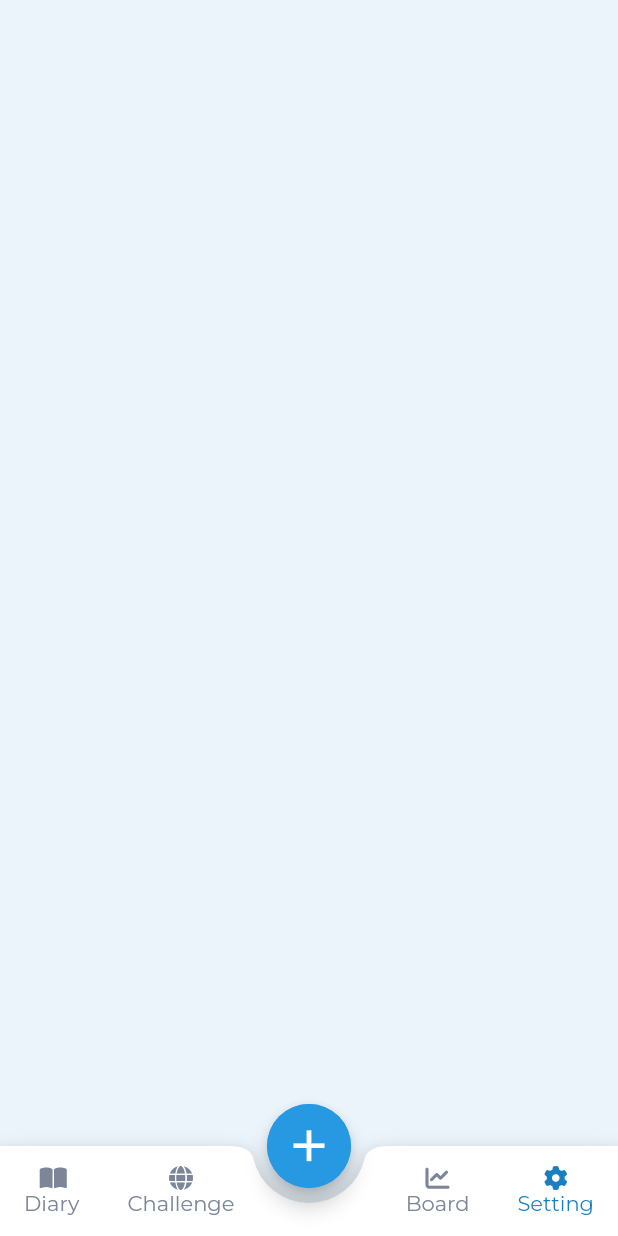
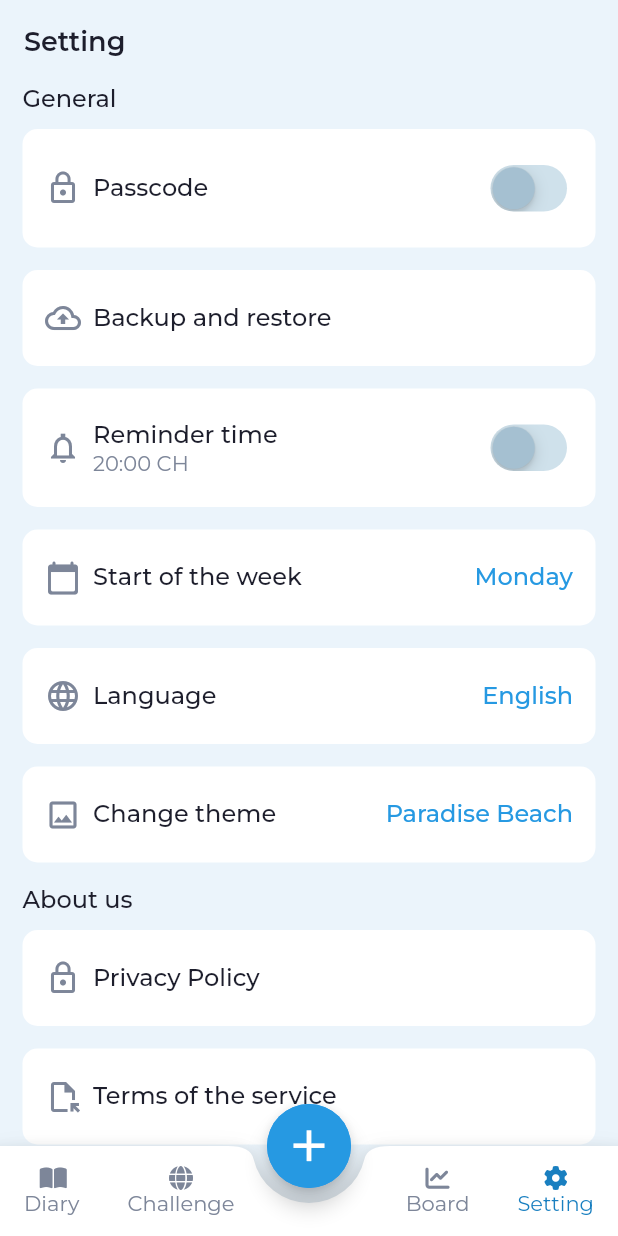
Before and after one commit to hungmai2411/diary_app, a Flutter app: the screen it shows after launch, item 4 of the bottom bar chosen, on a phone screen of 412 x 824 dp. Run offline on Flutter 3.47's test engine with Material 2 defaults, Android fonts, the phone set to English and light mode, and no system bars; our stand-ins replace dotted_border, font_awesome_flutter, hive_flutter, image_picker, table_calendar; missing offline and left inert: record; accounts and stored records are empty.

Commit message:
setting screen

```diff
--- a/lib/constants/app_colors.dart
+++ b/lib/constants/app_colors.dart
@@ -5,6 +5,10 @@ class AppColors {
   static Color backgroundColor = const Color(0xFFEBF4FB);
   static Color todayColor = const Color(0xFF5EC0FE);
   static Color selectedColor = const Color(0xFF2699E2);
+  static Color trackSelectedColor = const Color(0xFFA7DDFF);
+  static Color trackUnSelectedColor = const Color(0xFFCFE1EB);
+  static Color thumUnSelectedColor = const Color(0xFFA5C0D1);
+
   static const Color textPrimaryColor = Color(0xFF1D1E2C);
   static const Color textSecondaryColor = Color(0xFF4E687A);
 
--- /dev/null
+++ b/lib/features/setting/screens/setting_screen.dart
@@ -0,0 +1,262 @@
+import 'package:diary_app/constants/app_colors.dart';
+import 'package:diary_app/constants/app_styles.dart';
+import 'package:diary_app/widgets/box.dart';
+import 'package:flutter/cupertino.dart';
+import 'package:flutter/material.dart';
+import 'package:flutter/src/widgets/framework.dart';
+import 'package:flutter/src/widgets/placeholder.dart';
+import 'package:font_awesome_flutter/font_awesome_flutter.dart';
+
+class SettingScreen extends StatefulWidget {
+  const SettingScreen({super.key});
+
+  @override
+  State<SettingScreen> createState() => _SettingScreenState();
+}
+
+class _SettingScreenState extends State<SettingScreen> {
+  bool hasPasscode = false;
+  bool hasReminderTime = false;
+
+  @override
+  Widget build(BuildContext context) {
+    return Scaffold(
+      appBar: AppBar(
+        backgroundColor: Colors.transparent,
+        elevation: 0,
+        title: Text(
+          'Setting',
+          style: AppStyles.semibold.copyWith(fontSize: 18),
+        ),
+      ),
+      body: Padding(
+        padding: const EdgeInsets.symmetric(horizontal: 15),
+        child: ListView(
+          children: [
+            // general text
+            Text('General', style: AppStyles.medium),
+            const SizedBox(height: 10),
+            // passcode
+            Box(
+              padding: const EdgeInsets.symmetric(
+                horizontal: 15,
+                vertical: 20,
+              ),
+              child: Row(
+                crossAxisAlignment: CrossAxisAlignment.center,
+                children: [
+                  Icon(
+                    Icons.lock_outline,
+                    color: AppColors.textSecondColor,
+                  ),
+                  const SizedBox(width: 8),
+                  Text('Passcode', style: AppStyles.medium),
+                  const Spacer(),
+                  CupertinoSwitch(
+                    // This bool value toggles the switch.
+                    value: hasPasscode,
+                    thumbColor: hasPasscode
+                        ? AppColors.selectedColor
+                        : AppColors.thumUnSelectedColor,
+                    trackColor: AppColors.trackUnSelectedColor,
+                    activeColor: AppColors.trackSelectedColor,
+                    onChanged: (bool? value) {
+                      // This is called when the user toggles the switch.
+                      setState(() {
+                        hasPasscode = value!;
+                      });
+                    },
+                  ),
+                ],
+              ),
+            ),
+            const SizedBox(height: 15),
+            // backup
+            Box(
+              padding: const EdgeInsets.symmetric(
+                horizontal: 15,
+                vertical: 20,
+              ),
+              child: Row(
+                crossAxisAlignment: CrossAxisAlignment.center,
+                children: [
+                  Icon(
+                    Icons.backup_outlined,
+                    color: AppColors.textSecondColor,
+                  ),
+                  const SizedBox(width: 8),
+                  Text('Backup and restore', style: AppStyles.medium),
+                ],
+              ),
+            ),
+            const SizedBox(height: 15),
+            // remider time
+            Box(
+              padding: const EdgeInsets.symmetric(
+                horizontal: 15,
+                vertical: 20,
+              ),
+              child: Row(
+                crossAxisAlignment: CrossAxisAlignment.center,
+                children: [
+                  Icon(
+                    Icons.notifications_none_sharp,
+                    color: AppColors.textSecondColor,
+                  ),
+                  const SizedBox(width: 8),
+                  Column(
+                    crossAxisAlignment: CrossAxisAlignment.start,
+                    children: [
+                      Text('Reminder time', style: AppStyles.medium),
+                      Text(
+                        '20:00 CH',
+                        style: AppStyles.regular.copyWith(
+                          color: AppColors.textSecondColor,
+                        ),
+                      ),
+                    ],
+                  ),
+                  const Spacer(),
+                  CupertinoSwitch(
+                    // This bool value toggles the switch.
+                    value: hasReminderTime,
+                    thumbColor: hasReminderTime
+                        ? AppColors.selectedColor
+                        : AppColors.thumUnSelectedColor,
+                    trackColor: AppColors.trackUnSelectedColor,
+                    activeColor: AppColors.trackSelectedColor,
+                    onChanged: (bool? value) {
+                      // This is called when the user toggles the switch.
+                      setState(() {
+                        hasReminderTime = value!;
+                      });
+                    },
+                  ),
+                ],
+              ),
+            ),
+            const SizedBox(height: 15),
+            // start of the week
+            Box(
+              padding: const EdgeInsets.symmetric(
+                horizontal: 15,
+                vertical: 20,
+              ),
+              child: Row(
+                crossAxisAlignment: CrossAxisAlignment.center,
+                children: [
+                  Icon(
+                    Icons.calendar_today_rounded,
+                    color: AppColors.textSecondColor,
+                  ),
+                  const SizedBox(width: 8),
+                  Text('Start of the week', style: AppStyles.medium),
+                  const Spacer(),
+                  Text(
+                    'Monday',
+                    style: AppStyles.medium.copyWith(
+                      color: AppColors.selectedColor,
+                    ),
+                  ),
+                ],
+              ),
+            ),
+            const SizedBox(height: 15),
+            // language
+            Box(
+              padding: const EdgeInsets.symmetric(
+                horizontal: 15,
+                vertical: 20,
+              ),
+              child: Row(
+                crossAxisAlignment: CrossAxisAlignment.center,
+                children: [
+                  Icon(
+                    Icons.language_rounded,
+                    color: AppColors.textSecondColor,
+                  ),
+                  const SizedBox(width: 8),
+                  Text('Language', style: AppStyles.medium),
+                  const Spacer(),
+                  Text(
+                    'English',
+                    style: AppStyles.medium.copyWith(
+                      color: AppColors.selectedColor,
+                    ),
+                  ),
+                ],
+              ),
+            ),
+            const SizedBox(height: 15),
+            // theme
+            Box(
+              padding: const EdgeInsets.symmetric(
+                horizontal: 15,
+                vertical: 20,
+              ),
+              child: Row(
+                crossAxisAlignment: CrossAxisAlignment.center,
+                children: [
+                  Icon(
+                    Icons.image_outlined,
+                    color: AppColors.textSecondColor,
+                  ),
+                  const SizedBox(width: 8),
+                  Text('Change theme', style: AppStyles.medium),
+                  const Spacer(),
+                  Text(
+                    'Paradise Beach',
+                    style: AppStyles.medium.copyWith(
+                      color: AppColors.selectedColor,
+                    ),
+                  ),
+                ],
+              ),
+            ),
+            const SizedBox(height: 15),
+            // general text
+            Text('About us', style: AppStyles.medium),
+            const SizedBox(height: 10),
+            // privacy policy
+            Box(
+              padding: const EdgeInsets.symmetric(
+                horizontal: 15,
+                vertical: 20,
+              ),
+              child: Row(
+                crossAxisAlignment: CrossAxisAlignment.center,
+                children: [
+                  Icon(
+                    Icons.lock_outline,
+                    color: AppColors.textSecondColor,
+                  ),
+                  const SizedBox(width: 8),
+                  Text('Privacy Policy', style: AppStyles.medium),
+                ],
+              ),
+            ),
+            const SizedBox(height: 15),
+            // terms
+            Box(
+              padding: const EdgeInsets.symmetric(
+                horizontal: 15,
+                vertical: 20,
+              ),
+              child: Row(
+                crossAxisAlignment: CrossAxisAlignment.center,
+                children: [
+                  Icon(
+                    Icons.file_open_outlined,
+                    color: AppColors.textSecondColor,
+                  ),
+                  const SizedBox(width: 8),
+                  Text('Terms of the service', style: AppStyles.medium),
+                ],
+              ),
+            ),
+          ],
+        ),
+      ),
+    );
+  }
+}
--- a/lib/my_app.dart
+++ b/lib/my_app.dart
@@ -2,6 +2,7 @@ import 'package:diary_app/constants/app_colors.dart';
 import 'package:diary_app/features/diary/models/diary.dart';
 import 'package:diary_app/features/diary/screens/add_diary_screen.dart';
 import 'package:diary_app/features/diary/screens/diary_screen.dart';
+import 'package:diary_app/features/setting/screens/setting_screen.dart';
 import 'package:diary_app/providers/diary_provider.dart';
 import 'package:diary_app/services/db_helpers.dart';
 import 'package:diary_app/widgets/tab_widget.dart';
@@ -25,7 +26,7 @@ class _MyAppState extends State<MyApp> {
     const DiaryScreen(),
     Container(),
     Container(),
-    Container(),
+    const SettingScreen(),
   ];
 
   navigateToAddDiaryScreen() {
--- a/lib/widgets/box.dart
+++ b/lib/widgets/box.dart
@@ -6,11 +6,17 @@ class Box extends StatelessWidget {
   final child;
   double? height;
   EdgeInsets? margin;
+  EdgeInsets? padding;
+
   Box({
     super.key,
     required this.child,
     this.height,
     this.margin,
+    this.padding = const EdgeInsets.symmetric(
+      horizontal: 15,
+      vertical: 10,
+    ),
   });
 
   @override
@@ -18,10 +24,7 @@ class Box extends StatelessWidget {
     return Container(
       height: height,
       margin: margin,
-      padding: const EdgeInsets.symmetric(
-        horizontal: 15,
-        vertical: 10,
-      ),
+      padding: padding,
       decoration: BoxDecoration(
         color: Colors.white,
         borderRadius: BorderRadius.circular(10),
```
